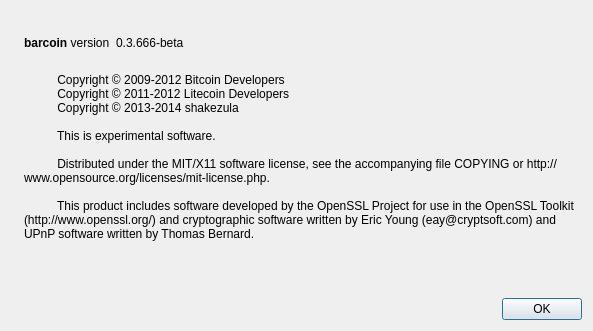
This is src/qt/forms/aboutdialog.ui in sd166/dacoin as Qt 5 draws it before an edit. The edited form follows.
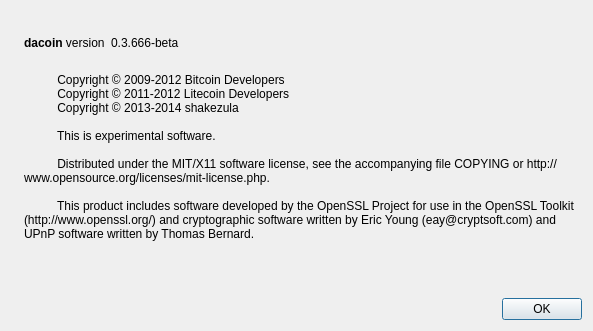
This is the edited form. Icons and pictures are not drawn.

```diff
--- a/src/qt/forms/aboutdialog.ui
+++ b/src/qt/forms/aboutdialog.ui
@@ -50,7 +50,7 @@
           <cursorShape>IBeamCursor</cursorShape>
          </property>
          <property name="text">
-          <string>&lt;b&gt;barcoin&lt;/b&gt; version</string>
+          <string>&lt;b&gt;dacoin&lt;/b&gt; version</string>
          </property>
          <property name="textInteractionFlags">
           <set>Qt::LinksAccessibleByMouse|Qt::TextSelectableByKeyboard|Qt::TextSelectableByMouse</set>
```
Left out of the diff: 2 changed lines with no effect on the pictures.
